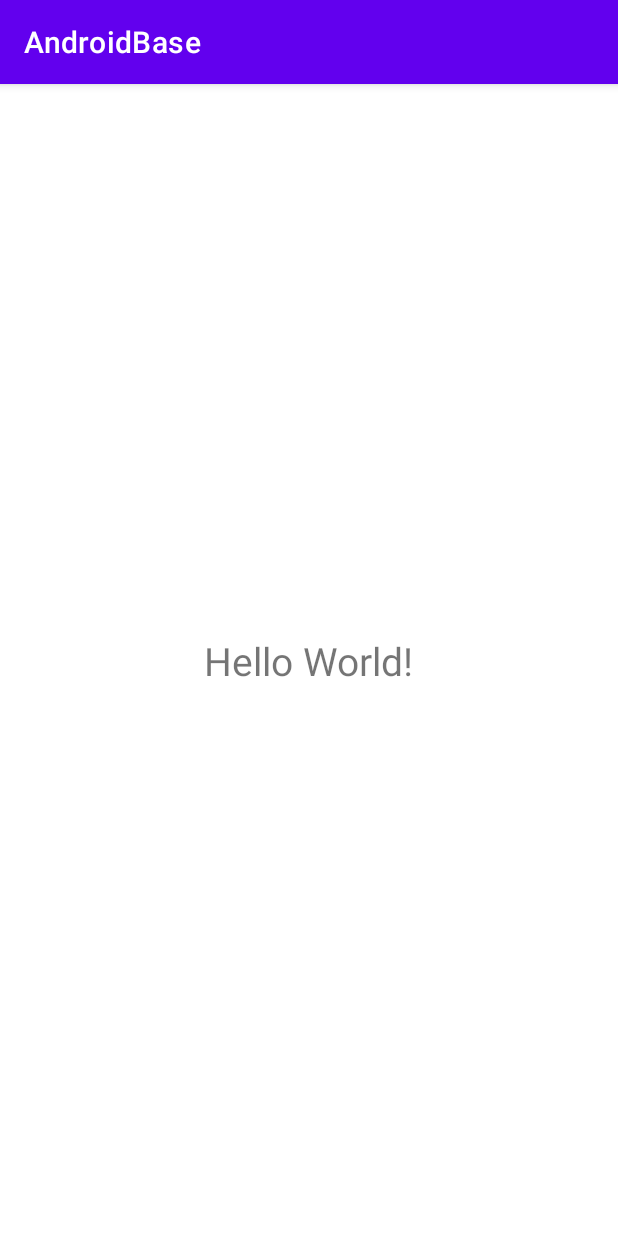
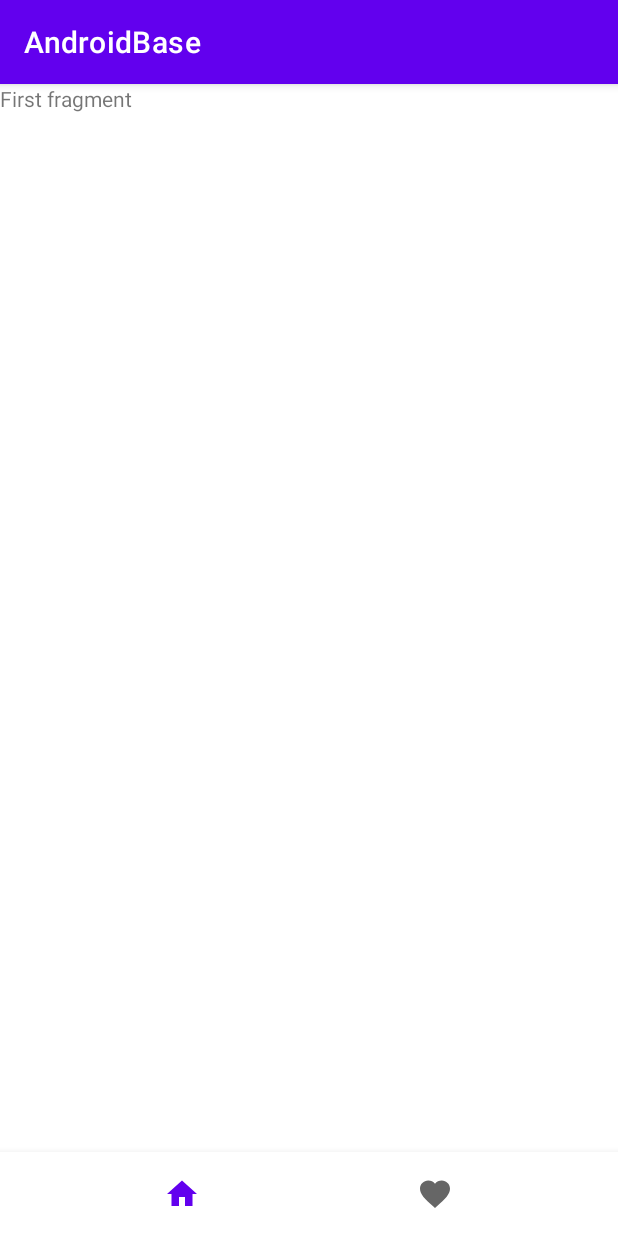
Before and after one commit to nhatpv-1627/AndroidBase, an Android app: the screen it shows after launch (MainActivity), on a phone screen of 412 x 824 dp. Run offline under Robolectric (Android 15) with nearby library versions, the phone set to English and light mode, and no system bars; our stand-ins replace data binding.

Commit message:
[Add] Add navigation components

```diff
--- a/app/src/main/java/com/vannhat/androidbase/MainApplication.kt
+++ b/app/src/main/java/com/vannhat/androidbase/MainApplication.kt
@@ -4,7 +4,6 @@ import android.app.Application
 import com.vannhat.androidbase.di.*
 import org.koin.android.ext.koin.androidContext
 import org.koin.core.context.startKoin
-import org.koin.core.module.Module
 
 class MainApplication : Application() {
     override fun onCreate() {
@@ -14,7 +13,8 @@ class MainApplication : Application() {
             networkModule,
             repositoryModule,
             mapperModule,
-            useCaseModule
+            useCaseModule,
+            viewModelModule
         )
 
         startKoin {
--- /dev/null
+++ b/app/src/main/java/com/vannhat/androidbase/di/ViewModelModule.kt
@@ -0,0 +1,13 @@
+package com.vannhat.androidbase.di
+
+import com.vannhat.androidbase.ui.screens.MainViewModel
+import com.vannhat.androidbase.ui.screens.favorite.FavoriteViewModel
+import com.vannhat.androidbase.ui.screens.home.HomeViewModel
+import org.koin.androidx.viewmodel.dsl.viewModel
+import org.koin.dsl.module
+
+val viewModelModule = module {
+    viewModel { MainViewModel() }
+    viewModel { HomeViewModel() }
+    viewModel { FavoriteViewModel() }
+}
--- a/app/src/main/java/com/vannhat/androidbase/ui/screens/MainActivity.kt
+++ b/app/src/main/java/com/vannhat/androidbase/ui/screens/MainActivity.kt
@@ -1,17 +1,76 @@
 package com.vannhat.androidbase.ui.screens
 
 import android.os.Bundle
+import android.os.PersistableBundle
 import android.widget.Toast
+import androidx.core.view.isVisible
+import androidx.lifecycle.LiveData
+import androidx.navigation.NavController
 import com.vannhat.androidbase.R
 import com.vannhat.androidbase.databinding.ActivityMainBinding
 import com.vannhat.androidbase.ui.base.BaseActivity
+import com.vannhat.androidbase.utils.ext.gone
+import com.vannhat.androidbase.utils.ext.setupWithNavController
+import com.vannhat.androidbase.utils.ext.visible
 
 class MainActivity : BaseActivity<ActivityMainBinding>() {
     override val layoutId: Int = R.layout.activity_main
+
+    private var currentNavController: LiveData<NavController>? = null
+
     override fun onCreate(savedInstanceState: Bundle?) {
         super.onCreate(savedInstanceState)
-        binding.tvHello.setOnClickListener {
-            Toast.makeText(this, "Hello", Toast.LENGTH_SHORT).show()
+        if (savedInstanceState == null) {
+            setupBottomNavigationBar()
         }
     }
+
+    override fun onRestoreInstanceState(
+        savedInstanceState: Bundle?,
+        persistentState: PersistableBundle?
+    ) {
+        super.onRestoreInstanceState(savedInstanceState!!)
+        setupBottomNavigationBar()
+    }
+
+    private fun setupBottomNavigationBar() {
+        val navGraphIds = listOf(
+            R.navigation.nav_home,
+            R.navigation.nav_favorite
+        )
+        val controller = binding.bottomNav.setupWithNavController(
+            navGraphIds = navGraphIds,
+            fragmentManager = supportFragmentManager,
+            containerId = R.id.nav_host,
+            intent = intent
+        )
+
+        currentNavController = controller
+        controller.observe(this, {
+            listenDestinationChanged()
+        })
+    }
+
+    private fun listenDestinationChanged() {
+        currentNavController?.value?.addOnDestinationChangedListener { _, destination, _ ->
+            when (destination.id) {
+                R.id.fragmentHome, R.id.fragmentFavorite -> showBottomNav()
+                else -> hideBottomNav()
+            }
+        }
+    }
+
+    private fun hideBottomNav() {
+        if (binding.bottomNav.isVisible)
+            binding.bottomNav.gone()
+    }
+
+    private fun showBottomNav() {
+        if (!binding.bottomNav.isVisible)
+            binding.bottomNav.visible()
+    }
+
+    override fun onSupportNavigateUp(): Boolean {
+        return currentNavController?.value?.navigateUp() ?: false
+    }
 }
--- /dev/null
+++ b/app/src/main/java/com/vannhat/androidbase/ui/screens/favorite/FavoriteFragment.kt
@@ -0,0 +1,22 @@
+package com.vannhat.androidbase.ui.screens.favorite
+
+import android.os.Bundle
+import android.view.View
+import com.vannhat.androidbase.R
+import com.vannhat.androidbase.databinding.FragmentFavoriteBinding
+import com.vannhat.androidbase.ui.base.BaseFragment
+import org.koin.android.viewmodel.ext.android.viewModel
+
+class FavoriteFragment: BaseFragment<FragmentFavoriteBinding, FavoriteViewModel>() {
+    override val viewModel: FavoriteViewModel by viewModel()
+    override val layoutId: Int = R.layout.fragment_favorite
+
+    override fun onViewCreated(view: View, savedInstanceState: Bundle?) {
+        super.onViewCreated(view, savedInstanceState)
+        initViews()
+    }
+
+    private fun initViews() {
+
+    }
+}
--- /dev/null
+++ b/app/src/main/java/com/vannhat/androidbase/ui/screens/favorite/FavoriteViewModel.kt
@@ -0,0 +1,6 @@
+package com.vannhat.androidbase.ui.screens.favorite
+
+import com.vannhat.androidbase.ui.base.BaseViewModel
+
+class FavoriteViewModel : BaseViewModel() {
+}
--- /dev/null
+++ b/app/src/main/java/com/vannhat/androidbase/ui/screens/home/HomeFragment.kt
@@ -0,0 +1,22 @@
+package com.vannhat.androidbase.ui.screens.home
+
+import android.os.Bundle
+import android.view.View
+import com.vannhat.androidbase.R
+import com.vannhat.androidbase.databinding.FragmentHomeBinding
+import com.vannhat.androidbase.ui.base.BaseFragment
+import org.koin.android.viewmodel.ext.android.viewModel
+
+class HomeFragment : BaseFragment<FragmentHomeBinding, HomeViewModel>() {
+    override val viewModel: HomeViewModel by viewModel()
+    override val layoutId: Int = R.layout.fragment_home
+
+    override fun onViewCreated(view: View, savedInstanceState: Bundle?) {
+        super.onViewCreated(view, savedInstanceState)
+        initViews()
+    }
+
+    private fun initViews() {
+
+    }
+}
--- /dev/null
+++ b/app/src/main/java/com/vannhat/androidbase/ui/screens/home/HomeViewModel.kt
@@ -0,0 +1,6 @@
+package com.vannhat.androidbase.ui.screens.home
+
+import com.vannhat.androidbase.ui.base.BaseViewModel
+
+class HomeViewModel: BaseViewModel() {
+}
--- /dev/null
+++ b/app/src/main/java/com/vannhat/androidbase/utils/ext/NavigationExt.kt
@@ -0,0 +1,235 @@
+package com.vannhat.androidbase.utils.ext
+
+import android.content.Intent
+import android.util.SparseArray
+import androidx.core.util.forEach
+import androidx.core.util.set
+import androidx.fragment.app.FragmentManager
+import androidx.lifecycle.LiveData
+import androidx.lifecycle.MutableLiveData
+import androidx.navigation.NavController
+import androidx.navigation.fragment.NavHostFragment
+import com.google.android.material.bottomnavigation.BottomNavigationView
+import com.vannhat.androidbase.R
+
+/**
+ * Manages the various graphs needed for a [BottomNavigationView].
+ *
+ * This sample is a workaround until the Navigation Component supports multiple back stacks.
+ */
+fun BottomNavigationView.setupWithNavController(
+    navGraphIds: List<Int>,
+    fragmentManager: FragmentManager,
+    containerId: Int,
+    intent: Intent
+): LiveData<NavController> {
+
+    // Map of tags
+    val graphIdToTagMap = SparseArray<String>()
+    // Result. Mutable live data with the selected controlled
+    val selectedNavController = MutableLiveData<NavController>()
+
+    var firstFragmentGraphId = 0
+
+    // First create a NavHostFragment for each NavGraph ID
+    navGraphIds.forEachIndexed { index, navGraphId ->
+        val fragmentTag = getFragmentTag(index)
+
+        // Find or create the Navigation host fragment
+        val navHostFragment = obtainNavHostFragment(
+            fragmentManager,
+            fragmentTag,
+            navGraphId,
+            containerId
+        )
+
+        // Obtain its id
+        val graphId = navHostFragment.navController.graph.id
+
+        if (index == 0) {
+            firstFragmentGraphId = graphId
+        }
+
+        // Save to the map
+        graphIdToTagMap[graphId] = fragmentTag
+
+        // Attach or detach nav host fragment depending on whether it's the selected item.
+        if (this.selectedItemId == graphId) {
+            // Update livedata with the selected graph
+            selectedNavController.value = navHostFragment.navController
+            attachNavHostFragment(fragmentManager, navHostFragment, index == 0)
+        } else {
+            detachNavHostFragment(fragmentManager, navHostFragment)
+        }
+    }
+
+    // Now connect selecting an item with swapping Fragments
+    var selectedItemTag = graphIdToTagMap[this.selectedItemId]
+    val firstFragmentTag = graphIdToTagMap[firstFragmentGraphId]
+    var isOnFirstFragment = selectedItemTag == firstFragmentTag
+
+    // When a navigation item is selected
+    setOnNavigationItemSelectedListener { item ->
+        // Don't do anything if the state is state has already been saved.
+        if (fragmentManager.isStateSaved) {
+            false
+        } else {
+            val newlySelectedItemTag = graphIdToTagMap[item.itemId]
+            if (selectedItemTag != newlySelectedItemTag) {
+                // Pop everything above the first fragment (the "fixed start destination")
+                fragmentManager.popBackStack(firstFragmentTag,
+                    FragmentManager.POP_BACK_STACK_INCLUSIVE)
+                val selectedFragment = fragmentManager.findFragmentByTag(newlySelectedItemTag)
+                    as NavHostFragment
+
+                // Exclude the first fragment tag because it's always in the back stack.
+                if (firstFragmentTag != newlySelectedItemTag) {
+                    // Commit a transaction that cleans the back stack and adds the first fragment
+                    // to it, creating the fixed started destination.
+                    fragmentManager.beginTransaction()
+                        .setCustomAnimations(
+                            R.anim.nav_default_enter_anim,
+                            R.anim.nav_default_exit_anim,
+                            R.anim.nav_default_pop_enter_anim,
+                            R.anim.nav_default_pop_exit_anim)
+                        .attach(selectedFragment)
+                        .setPrimaryNavigationFragment(selectedFragment)
+                        .apply {
+                            // Detach all other Fragments
+                            graphIdToTagMap.forEach { _, fragmentTagIter ->
+                                if (fragmentTagIter != newlySelectedItemTag) {
+                                    detach(fragmentManager.findFragmentByTag(firstFragmentTag)!!)
+                                }
+                            }
+                        }
+                        .addToBackStack(firstFragmentTag)
+                        .setReorderingAllowed(true)
+                        .commit()
+                }
+                selectedItemTag = newlySelectedItemTag
+                isOnFirstFragment = selectedItemTag == firstFragmentTag
+                selectedNavController.value = selectedFragment.navController
+                true
+            } else {
+                false
+            }
+        }
+    }
+
+    // Optional: on item reselected, pop back stack to the destination of the graph
+    setupItemReselected(graphIdToTagMap, fragmentManager)
+
+    // Handle deep link
+    setupDeepLinks(navGraphIds, fragmentManager, containerId, intent)
+
+    // Finally, ensure that we update our BottomNavigationView when the back stack changes
+    fragmentManager.addOnBackStackChangedListener {
+        if (!isOnFirstFragment && !fragmentManager.isOnBackStack(firstFragmentTag)) {
+            this.selectedItemId = firstFragmentGraphId
+        }
+
+        // Reset the graph if the currentDestination is not valid (happens when the back
+        // stack is popped after using the back button).
+        selectedNavController.value?.let { controller ->
+            if (controller.currentDestination == null) {
+                controller.navigate(controller.graph.id)
+            }
+        }
+    }
+    return selectedNavController
+}
+
+private fun BottomNavigationView.setupDeepLinks(
+    navGraphIds: List<Int>,
+    fragmentManager: FragmentManager,
+    containerId: Int,
+    intent: Intent
+) {
+    navGraphIds.forEachIndexed { index, navGraphId ->
+        val fragmentTag = getFragmentTag(index)
+
+        // Find or create the Navigation host fragment
+        val navHostFragment = obtainNavHostFragment(
+            fragmentManager,
+            fragmentTag,
+            navGraphId,
+            containerId
+        )
+        // Handle Intent
+        if (navHostFragment.navController.handleDeepLink(intent)
+            && selectedItemId != navHostFragment.navController.graph.id) {
+            this.selectedItemId = navHostFragment.navController.graph.id
+        }
+    }
+}
+
+private fun BottomNavigationView.setupItemReselected(
+    graphIdToTagMap: SparseArray<String>,
+    fragmentManager: FragmentManager
+) {
+    setOnNavigationItemReselectedListener { item ->
+        val newlySelectedItemTag = graphIdToTagMap[item.itemId]
+        val selectedFragment = fragmentManager.findFragmentByTag(newlySelectedItemTag)
+            as NavHostFragment
+        val navController = selectedFragment.navController
+        // Pop the back stack to the start destination of the current navController graph
+        navController.popBackStack(
+            navController.graph.startDestination, false
+        )
+    }
+}
+
+private fun detachNavHostFragment(
+    fragmentManager: FragmentManager,
+    navHostFragment: NavHostFragment
+) {
+    fragmentManager.beginTransaction()
+        .detach(navHostFragment)
+        .commitNow()
+}
+
+private fun attachNavHostFragment(
+    fragmentManager: FragmentManager,
+    navHostFragment: NavHostFragment,
+    isPrimaryNavFragment: Boolean
+) {
+    fragmentManager.beginTransaction()
+        .attach(navHostFragment)
+        .apply {
+            if (isPrimaryNavFragment) {
+                setPrimaryNavigationFragment(navHostFragment)
+            }
+        }
+        .commitNow()
+
+}
+
+private fun obtainNavHostFragment(
+    fragmentManager: FragmentManager,
+    fragmentTag: String,
+    navGraphId: Int,
+    containerId: Int
+): NavHostFragment {
+    // If the Nav Host fragment exists, return it
+    val existingFragment = fragmentManager.findFragmentByTag(fragmentTag) as NavHostFragment?
+    existingFragment?.let { return it }
+
+    // Otherwise, create it and return it.
+    val navHostFragment = NavHostFragment.create(navGraphId)
+    fragmentManager.beginTransaction()
+        .add(containerId, navHostFragment, fragmentTag)
+        .commitNow()
+    return navHostFragment
+}
+
+private fun FragmentManager.isOnBackStack(backStackName: String): Boolean {
+    val backStackCount = backStackEntryCount
+    for (index in 0 until backStackCount) {
+        if (getBackStackEntryAt(index).name == backStackName) {
+            return true
+        }
+    }
+    return false
+}
+
+private fun getFragmentTag(index: Int) = "bottomNavigation#$index"
--- /dev/null
+++ b/app/src/main/res/drawable/ic_favorite.xml
@@ -0,0 +1,10 @@
+<vector xmlns:android="http://schemas.android.com/apk/res/android"
+    android:width="24dp"
+    android:height="24dp"
+    android:viewportWidth="24"
+    android:viewportHeight="24"
+    android:tint="?attr/colorControlNormal">
+  <path
+      android:fillColor="@android:color/white"
+      android:pathData="M12,21.35l-1.45,-1.32C5.4,15.36 2,12.28 2,8.5 2,5.42 4.42,3 7.5,3c1.74,0 3.41,0.81 4.5,2.09C13.09,3.81 14.76,3 16.5,3 19.58,3 22,5.42 22,8.5c0,3.78 -3.4,6.86 -8.55,11.54L12,21.35z"/>
+</vector>
--- /dev/null
+++ b/app/src/main/res/drawable/ic_home.xml
@@ -0,0 +1,10 @@
+<vector xmlns:android="http://schemas.android.com/apk/res/android"
+    android:width="24dp"
+    android:height="24dp"
+    android:tint="?attr/colorControlNormal"
+    android:viewportWidth="24"
+    android:viewportHeight="24">
+    <path
+        android:fillColor="@android:color/white"
+        android:pathData="M10,20v-6h4v6h5v-8h3L12,3 2,12h3v8z" />
+</vector>
--- a/app/src/main/res/layout/activity_main.xml
+++ b/app/src/main/res/layout/activity_main.xml
@@ -4,26 +4,33 @@
     xmlns:tools="http://schemas.android.com/tools">
 
     <data>
+
         <variable
             name="viewModel"
             type="com.vannhat.androidbase.ui.base.BaseViewModel" />
     </data>
 
-    <androidx.constraintlayout.widget.ConstraintLayout
+    <LinearLayout
         android:layout_width="match_parent"
         android:layout_height="match_parent"
+        android:animateLayoutChanges="true"
+        android:orientation="vertical"
         tools:context=".MainActivity">
 
-        <TextView
-            android:id="@+id/tvHello"
-            android:layout_width="wrap_content"
+        <androidx.fragment.app.FragmentContainerView
+            android:id="@+id/nav_host"
+            android:layout_width="match_parent"
+            android:layout_height="0dp"
+            android:layout_weight="1" />
+
+        <com.google.android.material.bottomnavigation.BottomNavigationView
+            android:id="@+id/bottom_nav"
+            android:layout_width="match_parent"
             android:layout_height="wrap_content"
-            android:text="Hello World!"
-            android:textSize="@dimen/sp_20"
-            app:layout_constraintBottom_toBottomOf="parent"
-            app:layout_constraintLeft_toLeftOf="parent"
-            app:layout_constraintRight_toRightOf="parent"
-            app:layout_constraintTop_toTopOf="parent" />
+            android:background="?android:attr/windowBackground"
+            app:labelVisibilityMode="unlabeled"
+            app:menu="@menu/menu_main" />
 
-    </androidx.constraintlayout.widget.ConstraintLayout>
+    </LinearLayout>
+
 </layout>
--- /dev/null
+++ b/app/src/main/res/layout/fragment_home.xml
@@ -0,0 +1,23 @@
+<?xml version="1.0" encoding="utf-8"?>
+<layout xmlns:app="http://schemas.android.com/apk/res-auto">
+
+    <data>
+
+        <variable
+            name="viewModel"
+            type="com.vannhat.androidbase.ui.screens.home.HomeViewModel" />
+    </data>
+
+    <androidx.constraintlayout.widget.ConstraintLayout xmlns:android="http://schemas.android.com/apk/res/android"
+        android:layout_width="match_parent"
+        android:layout_height="match_parent">
+
+        <TextView
+            android:layout_width="wrap_content"
+            app:layout_constraintTop_toTopOf="parent"
+            android:text="First fragment"
+            app:layout_constraintStart_toStartOf="parent"
+            android:layout_height="wrap_content"/>
+
+    </androidx.constraintlayout.widget.ConstraintLayout>
+</layout>
--- /dev/null
+++ b/app/src/main/res/menu/menu_main.xml
@@ -0,0 +1,12 @@
+<?xml version="1.0" encoding="utf-8"?>
+<menu xmlns:android="http://schemas.android.com/apk/res/android">
+    <item
+        android:id="@+id/nav_home"
+        android:icon="@drawable/ic_home"
+        android:title="@string/home" />
+
+    <item
+        android:id="@+id/nav_favorite"
+        android:icon="@drawable/ic_favorite"
+        android:title="@string/favorite" />
+</menu>
--- /dev/null
+++ b/app/src/main/res/navigation/nav_favorite.xml
@@ -0,0 +1,14 @@
+<?xml version="1.0" encoding="utf-8"?>
+<navigation xmlns:android="http://schemas.android.com/apk/res/android"
+    xmlns:app="http://schemas.android.com/apk/res-auto"
+    xmlns:tools="http://schemas.android.com/tools"
+    android:id="@+id/nav_favorite"
+    app:startDestination="@id/fragmentFavorite">
+
+    <fragment
+        android:id="@+id/fragmentFavorite"
+        android:name="com.vannhat.androidbase.ui.screens.favorite.FavoriteFragment"
+        android:label="FavoriteFragment"
+        tools:layout="@layout/fragment_favorite" />
+
+</navigation>
--- /dev/null
+++ b/app/src/main/res/navigation/nav_home.xml
@@ -0,0 +1,14 @@
+<?xml version="1.0" encoding="utf-8"?>
+<navigation xmlns:android="http://schemas.android.com/apk/res/android"
+    xmlns:app="http://schemas.android.com/apk/res-auto"
+    xmlns:tools="http://schemas.android.com/tools"
+    android:id="@+id/nav_home"
+    app:startDestination="@id/fragmentHome">
+
+    <fragment
+        android:id="@+id/fragmentHome"
+        android:name="com.vannhat.androidbase.ui.screens.home.HomeFragment"
+        android:label="HomeFragment"
+        tools:layout="@layout/fragment_home" />
+
+</navigation>
--- a/app/src/main/res/values/strings.xml
+++ b/app/src/main/res/values/strings.xml
@@ -2,4 +2,6 @@
     <string name="app_name">AndroidBase</string>
     <string name="app_name_dev">AndroidBaseDEV</string>
     <string name="app_name_stg">AndroidBaseSTG</string>
+    <string name="home">Home</string>
+    <string name="favorite">Favorite</string>
 </resources>
```
Also changed, not shown: app/src/main/java/com/vannhat/androidbase/data/model/TokenData.kt (+4 -3 lines), app/src/main/java/com/vannhat/androidbase/ui/items/ViewItem.kt (added, +7 -0 lines), app/src/main/java/com/vannhat/androidbase/utils/ext/ViewExtension.kt (added, +62 -0 lines), app/src/main/res/layout/fragment_favorite.xml (added, +23 -0 lines).
